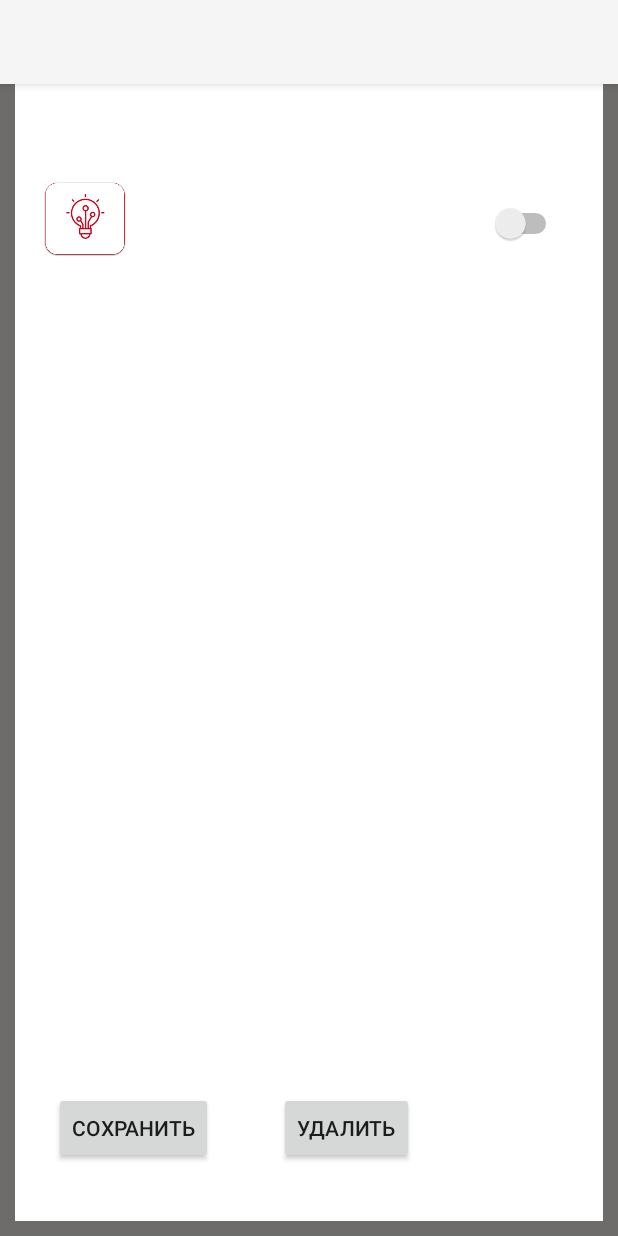
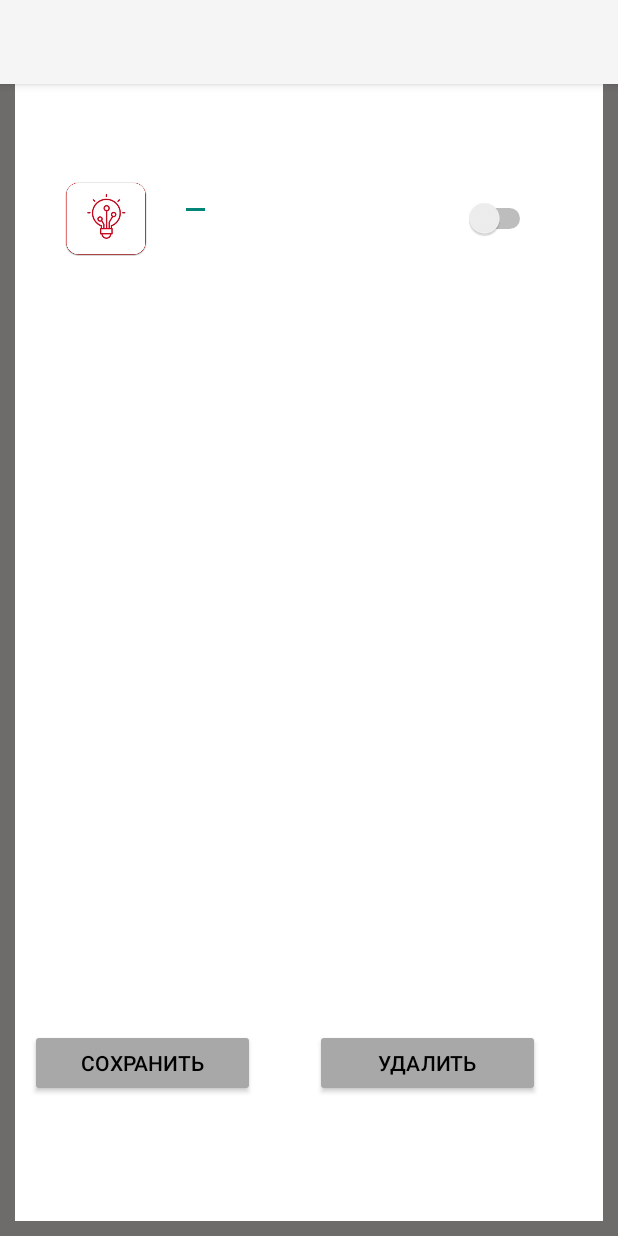
Before and after one commit to Ganieva343/diplom, an Android app: the Update_delete screen opened directly, with no data from a screen before it, on a phone screen of 412 x 824 dp. Run offline under Robolectric (Android 15) with nearby library versions, the phone set to English and light mode, and no system bars; 1 statement that could not run was skipped.

Commit message:
изменения от 23.06

```diff
--- a/app/src/main/AndroidManifest.xml
+++ b/app/src/main/AndroidManifest.xml
@@ -12,6 +12,9 @@
         android:supportsRtl="true"
         android:theme="@style/Theme.Diplom"
         tools:targetApi="31">
+        <activity
+            android:name=".User"
+            android:exported="false" />
         <activity
             android:name=".Update_delete"
             android:exported="false" />
--- a/app/src/main/java/ru/ganieva343/diplom/DatabaseHelper.java
+++ b/app/src/main/java/ru/ganieva343/diplom/DatabaseHelper.java
@@ -37,7 +37,7 @@ public class DatabaseHelper extends SQLiteOpenHelper {
     static final String COLUMN_NAMEType = "type";
 
     // Название столбцы таблицы devices
-    static final String COLUMN_IDdevices = "_id";
+    static final String COLUMN_IDdevices = "id_device";
     static final String COLUMN_IDuser = "_id_user";
     static final String COLUMN_IDtype = "_id_type";
     static final String COLUMN_NAMEdevices = "name";
--- a/app/src/main/java/ru/ganieva343/diplom/StateAdapter.java
+++ b/app/src/main/java/ru/ganieva343/diplom/StateAdapter.java
@@ -42,6 +42,7 @@ public class StateAdapter  extends RecyclerView.Adapter<StateAdapter.ViewHolder>
     @Override
     public void onBindViewHolder(StateAdapter.ViewHolder holder, int position) {
         State state = states.get(position);
+        holder.idView.setText(state.getDeviceID());
         holder.imageView.setImageResource(state.getImageResource());
         holder.nameView.setText(state.getName());
         holder.typeView.setText(state.getType());
@@ -60,6 +61,7 @@ public class StateAdapter  extends RecyclerView.Adapter<StateAdapter.ViewHolder>
                 Context context = v.getContext();
                 Intent intent = new Intent(context, Update_delete.class);
 
+                intent.putExtra("id", state.getDeviceID());
                 intent.putExtra("imageResource", state.getImageResource());
                 intent.putExtra("name", state.getName());
                 intent.putExtra("type", state.getType());
@@ -77,10 +79,11 @@ public class StateAdapter  extends RecyclerView.Adapter<StateAdapter.ViewHolder>
 
     public static class ViewHolder extends RecyclerView.ViewHolder {
         final ImageView imageView;
-        final TextView nameView, typeView;
+        final TextView idView, nameView, typeView;
 
         ViewHolder(View view){
             super(view);
+            idView = view.findViewById(R.id.idDevice);
             imageView = view.findViewById(R.id.image);
             nameView = view.findViewById(R.id.name);
             typeView = view.findViewById(R.id.type);
--- a/app/src/main/java/ru/ganieva343/diplom/Update_delete.java
+++ b/app/src/main/java/ru/ganieva343/diplom/Update_delete.java
@@ -1,10 +1,16 @@
 package ru.ganieva343.diplom;
 
 import android.content.Intent;
+import android.database.Cursor;
+import android.database.sqlite.SQLiteDatabase;
 import android.os.Bundle;
+import android.view.View;
+import android.widget.Button;
+import android.widget.EditText;
 import android.widget.ImageView;
 import android.widget.Switch;
 import android.widget.TextView;
+import android.widget.Toast;
 
 import androidx.activity.EdgeToEdge;
 import androidx.appcompat.app.AppCompatActivity;
@@ -13,6 +19,9 @@ import androidx.core.view.ViewCompat;
 import androidx.core.view.WindowInsetsCompat;
 
 public class Update_delete extends AppCompatActivity {
+
+    DatabaseHelper databaseHelper;
+    SQLiteDatabase db;
 
     @Override
     protected void onCreate(Bundle savedInstanceState) {
@@ -27,19 +36,88 @@ public class Update_delete extends AppCompatActivity {
             return insets;
         });
 
+        databaseHelper = new DatabaseHelper(getApplicationContext());
+        // открываем подключение
+        db = databaseHelper.open();
+
         Intent intent = getIntent();
+        String id = intent.getStringExtra("id");
         int imageResource = intent.getIntExtra("imageResource", R.drawable.light);
         String name = intent.getStringExtra("name");
         String type = intent.getStringExtra("type");
 
+        TextView idView = findViewById(R.id.idDevice);
+        idView.setText(id);
+        idView.setVisibility(View.INVISIBLE);
+
         ImageView imageView = findViewById(R.id.image);
         imageView.setImageResource(imageResource);
 
-        TextView nameView = findViewById(R.id.name);
+        EditText nameView = findViewById(R.id.name);
         nameView.setText(name);
 
         TextView typeView = findViewById(R.id.type);
         typeView.setText(type);
 
+        Button saveButton = findViewById(R.id.save);
+        Button deleteButton = findViewById(R.id.delete);
+
+        deleteButton.setOnClickListener(new View.OnClickListener() {
+            @Override
+            public void onClick(View v) {
+                String idText = idView.getText().toString();
+                if (!idText.isEmpty()) {
+                    try {
+                        int deviceId = Integer.parseInt(idText);
+                        String delete = " DELETE FROM " + DatabaseHelper.TABLE3 +
+                                " Where " + DatabaseHelper.COLUMN_IDdevices + " = " + deviceId;
+                        Cursor deleteCursor = db.rawQuery(delete, null);
+                        if (deleteCursor.moveToFirst()) {
+                            Toast.makeText(Update_delete.this, "Строка не найдена", Toast.LENGTH_SHORT).show();
+                        } else {
+                            Toast.makeText(Update_delete.this, "Устройство удалено", Toast.LENGTH_SHORT).show();
+                            deleteCursor.close();
+                        }
+                    } finally {
+                        finish();
+                        db.close();
+                    }
+                }
+            }
+
+        });
+
+        saveButton.setOnClickListener(new View.OnClickListener() {
+            @Override
+            public void onClick(View v) {
+                String idText = idView.getText().toString();
+                int deviceId = Integer.parseInt(idText);
+                String nameText = nameView.getText().toString();
+                if (!nameText.isEmpty()) {
+                    try {
+
+                        String update = " UPDATE " + DatabaseHelper.TABLE3 + " SET " +
+                                DatabaseHelper.COLUMN_NAMEdevices + " = " + nameText +
+                        " WHERE "+ DatabaseHelper.COLUMN_IDdevices + " = " + deviceId;
+                        Cursor updateCursor = db.rawQuery(update, null);
+                        if (updateCursor.moveToFirst()) {
+                            Toast.makeText(Update_delete.this, "Строка не найдена", Toast.LENGTH_SHORT).show();
+                        } else {
+                            Toast.makeText(Update_delete.this, "Данные обновлены", Toast.LENGTH_SHORT).show();
+                            updateCursor.close();
+                        }
+                    } finally {
+                        finish();
+                        db.close();
+                    }
+                }
+                else {
+                    Toast.makeText(Update_delete.this, "Строка 'Имя устройства' пустая", Toast.LENGTH_SHORT).show();
+                }
+            }
+
+        });
+
     }
+
 }
--- a/app/src/main/res/layout/activity_update_delete.xml
+++ b/app/src/main/res/layout/activity_update_delete.xml
@@ -1,5 +1,6 @@
 <?xml version="1.0" encoding="utf-8"?>
-<androidx.constraintlayout.widget.ConstraintLayout xmlns:android="http://schemas.android.com/apk/res/android"
+<androidx.coordinatorlayout.widget.CoordinatorLayout
+    xmlns:android="http://schemas.android.com/apk/res/android"
     xmlns:app="http://schemas.android.com/apk/res-auto"
     xmlns:tools="http://schemas.android.com/tools"
     android:id="@+id/main"
@@ -9,9 +10,12 @@
     tools:context=".Update_delete">
 
     <androidx.constraintlayout.widget.ConstraintLayout
+        android:id="@+id/constraintLayout2"
         android:layout_width="369dp"
         android:layout_height="75dp"
+        android:layout_marginStart="20dp"
         android:layout_marginTop="52dp"
+        app:layout_anchorGravity="center"
         app:layout_constraintEnd_toEndOf="parent"
         app:layout_constraintStart_toStartOf="parent"
         app:layout_constraintTop_toTopOf="parent">
@@ -28,16 +32,18 @@
             app:layout_constraintTop_toTopOf="parent" />
 
         <TextView
-            android:id="@+id/name"
-            android:layout_width="0dp"
-            android:layout_height="wrap_content"
-            android:layout_marginLeft="16dp"
-            android:text="Имя"
+            android:id="@+id/idDevice"
+            android:layout_width="48dp"
+            android:layout_height="24dp"
+            android:layout_marginStart="16dp"
+            android:layout_marginRight="344dp"
+            android:text="Id"
             android:textColor="@color/black"
             app:layout_constraintBottom_toTopOf="@+id/type"
-            app:layout_constraintLeft_toRightOf="@+id/image"
             app:layout_constraintRight_toRightOf="parent"
-            app:layout_constraintTop_toTopOf="parent" />
+            app:layout_constraintStart_toStartOf="parent"
+            app:layout_constraintTop_toTopOf="parent"
+            app:layout_constraintVertical_bias="1.0" />
 
         <TextView
             android:id="@+id/type"
@@ -53,34 +59,49 @@
 
         <Switch
             android:id="@+id/stateDevice"
-            android:layout_width="53dp"
-            android:layout_height="48dp"
-            android:layout_marginEnd="16dp"
+            android:layout_width="68dp"
+            android:layout_height="87dp"
+            android:layout_marginEnd="32dp"
             app:layout_constraintBottom_toBottomOf="parent"
             app:layout_constraintEnd_toEndOf="parent"
             app:layout_constraintTop_toTopOf="parent"
-            app:layout_constraintVertical_bias="0.6" />
+            app:layout_constraintVertical_bias="0.592" />
+
+        <EditText
+            android:id="@+id/name"
+            android:layout_width="wrap_content"
+            android:layout_height="wrap_content"
+            android:layout_marginStart="36dp"
+            android:layout_marginBottom="36dp"
+            android:text="Имя"
+            android:textColor="@color/black"
+            app:layout_constraintBottom_toBottomOf="parent"
+            app:layout_constraintStart_toEndOf="@+id/idDevice"
+            tools:ignore="MissingConstraints" />
 
     </androidx.constraintlayout.widget.ConstraintLayout>
 
     <Button
-        android:id="@+id/button2"
-        android:layout_width="wrap_content"
-        android:layout_height="wrap_content"
-        android:layout_marginStart="36dp"
+        android:id="@+id/save"
+        android:layout_width="150dp"
+        android:layout_height="45dp"
+        android:layout_marginStart="20dp"
+        android:layout_marginTop="630dp"
         android:layout_marginBottom="48dp"
-        android:text="Сохранить"
-        app:layout_constraintBottom_toBottomOf="parent"
-        app:layout_constraintStart_toStartOf="parent" />
+        android:backgroundTint="@color/grey"
+        android:textColor="@color/black"
+        android:text="Сохранить" />
 
     <Button
-        android:id="@+id/button3"
-        android:layout_width="wrap_content"
-        android:layout_height="wrap_content"
-        android:layout_marginStart="44dp"
+        android:id="@+id/delete"
+        android:layout_width="150dp"
+        android:layout_height="45dp"
+        android:layout_marginStart="210dp"
         android:layout_marginBottom="48dp"
+        android:layout_marginTop="630dp"
+        android:backgroundTint="@color/grey"
+        android:textColor="@color/black"
         android:text="Удалить"
-        app:layout_constraintBottom_toBottomOf="parent"
-        app:layout_constraintStart_toEndOf="@+id/button2" />
+        app:layout_constraintBottom_toBottomOf="parent" />
 
-</androidx.constraintlayout.widget.ConstraintLayout>
+</androidx.coordinatorlayout.widget.CoordinatorLayout>
--- a/app/src/main/res/values/colors.xml
+++ b/app/src/main/res/values/colors.xml
@@ -4,4 +4,5 @@
     <color name="white">#FFFFFFFF</color>
     <color name="bot">#DCA3A3</color>
     <color name="error">#FF4343</color>
+    <color name="grey">#A8A8A8</color>
 </resources>
```
Also changed, not shown: app/src/main/java/ru/ganieva343/diplom/LoginIn.java (+45 -41 lines), app/src/main/java/ru/ganieva343/diplom/MainActivity.java (+9 -3 lines), app/src/main/java/ru/ganieva343/diplom/State.java (+11 -1 lines), app/src/main/res/drawable/rounded_button.xml (+7 -3 lines), app/src/main/res/layout/activity_login_in.xml (+20 -8 lines), app/src/main/res/layout/activity_main.xml (+4 -16 lines), app/src/main/res/layout/list_item.xml (+15 -0 lines), app/src/main/assets/diplom.db (deleted).
